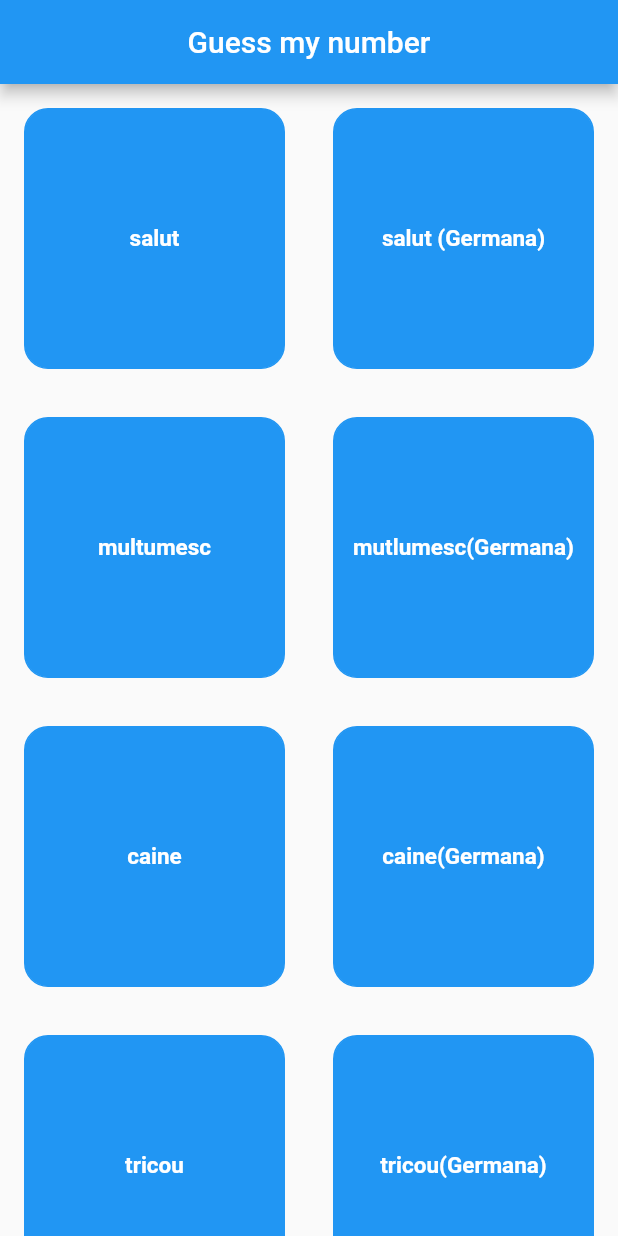
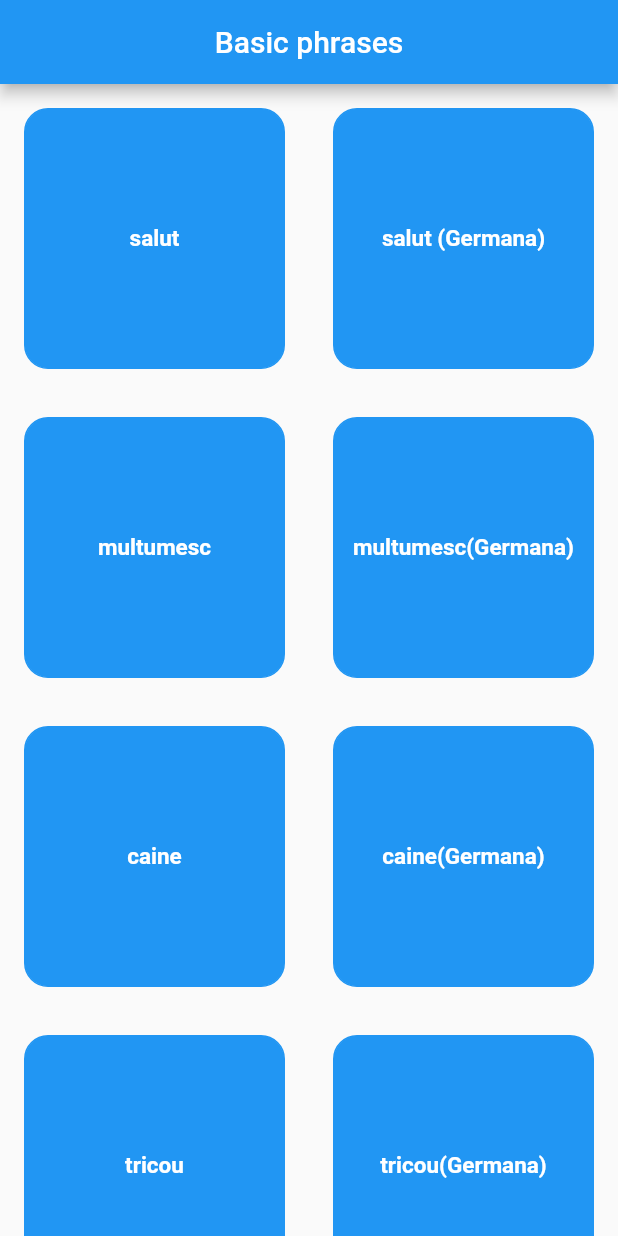
Before and after one commit to Kartdan/Audio_Cards, a Flutter app: the screen it shows after launch, on a phone screen of 412 x 824 dp. Run offline on Flutter 3.47's test engine with Material 2 defaults, Android fonts, the phone set to English and light mode, and no system bars.

Commit message:
title update

```diff
--- a/lib/main.dart
+++ b/lib/main.dart
@@ -1,5 +1,5 @@
 import 'package:flutter/material.dart';
-import 'package:audioplayers/audioplayers.dart';
+//import 'package:audioplayers/audioplayers.dart';
 // import 'package:path_provider/path_provider.dart';
 // import 'dart:io';
 // import 'dart:async';
@@ -33,7 +33,7 @@ class _HomePageState extends State<HomePage> {
     'salut',
     'salut (Germana)',
     'multumesc',
-    'mutlumesc(Germana)',
+    'multumesc(Germana)',
     'caine',
     'caine(Germana)',
     'tricou',
@@ -42,21 +42,21 @@ class _HomePageState extends State<HomePage> {
 
   List<String> audio_files = [
     'salut.mp3',
-    'hallo.mp3'
-        'danke.mp3',
+    'hallo.mp3',
+    'danke.mp3',
     'multumesc.mp3',
     'caine.mp3',
     'hund.mp3',
     'tricou.mp3',
     't-shirt.mp3'
   ];
-
+  //AudioCache player = AudioCache();
   @override
   Widget build(BuildContext context) {
     return Scaffold(
       appBar: AppBar(
         title: const Center(
-          child: Text('Guess my number'),
+          child: Text('Basic phrases'),
         ),
       ),
       body: GridView.builder(
@@ -88,8 +88,8 @@ class _HomePageState extends State<HomePage> {
               ),
             ),
             onTap: () {
-              AudioCache player = AudioCache();
-              player.play(audio_files[index]);
+              //AudioCache player = AudioCache();
+              //player.play(audio_files[index]);
             },
           );
         },
--- a/pubspec.yaml
+++ b/pubspec.yaml
@@ -60,7 +60,7 @@ flutter:
 
   # To add assets to your application, add an assets section, like this:
   assets:
-    - assets/
+   - assets/
   #   - images/a_dot_burr.jpeg
   #   - images/a_dot_ham.jpeg
 
```
